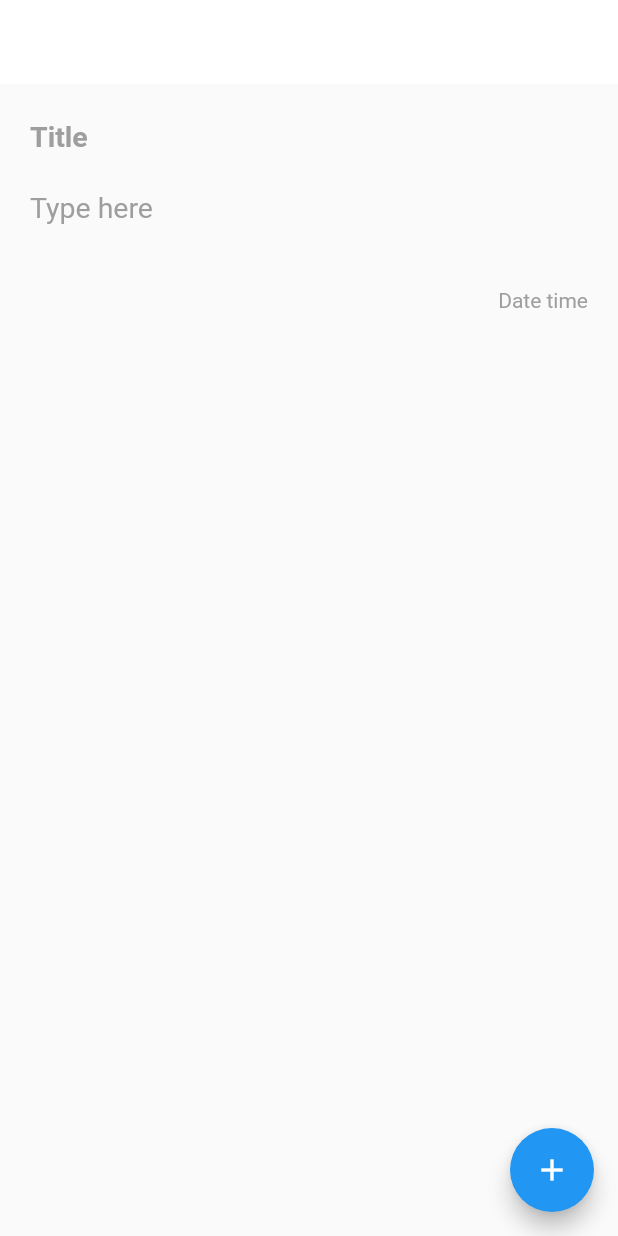
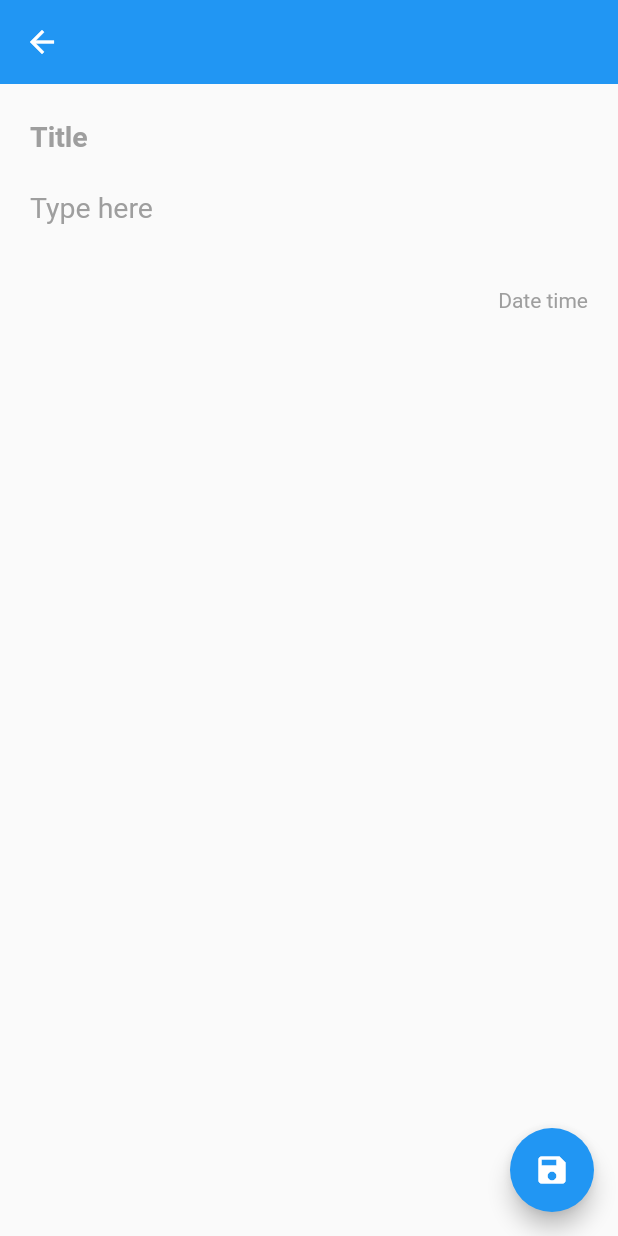
Before and after one commit to GabbyOwusu/notes_bloc, a Flutter app: the screen it shows after launch, after a tap on the "add" icon, on a phone screen of 412 x 824 dp. Run offline on Flutter 3.47's test engine with Material 2 defaults, Android fonts, the phone set to English and light mode, and no system bars; our stand-ins replace equatable, flutter_bloc; missing offline and left inert: staggered_grid_view_flutter.

Commit message:
[views] NotesEditor: minor refactor

```diff
--- a/lib/views/notes_editor.dart
+++ b/lib/views/notes_editor.dart
@@ -42,7 +42,18 @@ class _NotesEditorState extends State<NotesEditor> {
       child: Scaffold(
         appBar: AppBar(
           elevation: 0,
-          backgroundColor: Colors.white,
+          actions: [
+            if (widget.currentNote != null)
+              IconButton(
+                onPressed: () {
+                  bloc.add(
+                    DeleteNote(note: widget.currentNote!),
+                  );
+                  Navigator.pop(context);
+                },
+                icon: const Icon(Icons.delete),
+              )
+          ],
         ),
         body: SingleChildScrollView(
           child: Column(
@@ -115,7 +126,7 @@ class _NotesEditorState extends State<NotesEditor> {
                 ),
               );
             } else {
-              context.read<NotesBloc>().add(
+              bloc.add(
                 AddNote(
                   note: NoteModel(
                     title: titleController.text,
@@ -127,7 +138,7 @@ class _NotesEditorState extends State<NotesEditor> {
             }
             Navigator.pop(context);
           },
-          child: const Icon(Icons.add),
+          child: const Icon(Icons.save),
         ),
       ),
     );
```
Lines whose indentation alone changed are shown as unchanged.
